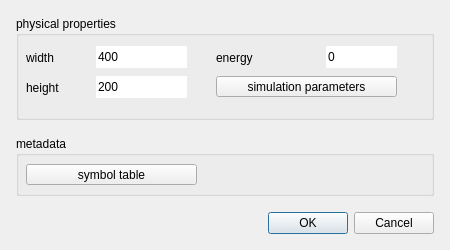
This is source/Gui/Dialogs/NewSimulationDialog.ui in chrxh/alien as Qt 5 draws it before an edit. The edited form follows.
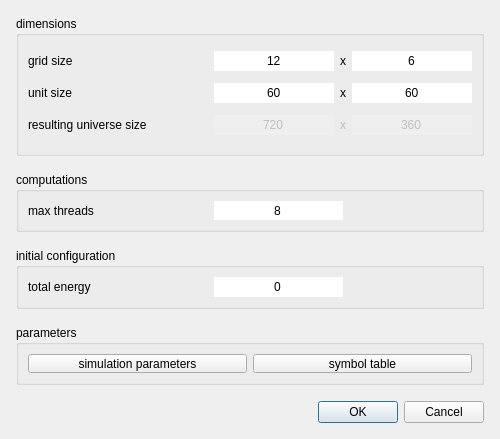
This is the edited form.

Commit message: redesigning new simulation dialog; renaming

```diff
--- a/source/Gui/Dialogs/NewSimulationDialog.ui
+++ b/source/Gui/Dialogs/NewSimulationDialog.ui
@@ -6,14 +6,14 @@
    <rect>
     <x>0</x>
     <y>0</y>
-    <width>450</width>
-    <height>250</height>
+    <width>500</width>
+    <height>439</height>
    </rect>
   </property>
   <property name="minimumSize">
    <size>
-    <width>450</width>
-    <height>250</height>
+    <width>500</width>
+    <height>0</height>
    </size>
   </property>
   <property name="windowTitle">
@@ -40,112 +40,167 @@
    </property>
    <item row="0" column="0">
     <widget class="QGroupBox" name="groupBox">
+     <property name="sizePolicy">
+      <sizepolicy hsizetype="Preferred" vsizetype="Minimum">
+       <horstretch>0</horstretch>
+       <verstretch>0</verstretch>
+      </sizepolicy>
+     </property>
+     <property name="minimumSize">
+      <size>
+       <width>0</width>
+       <height>140</height>
+      </size>
+     </property>
      <property name="title">
-      <string>physical properties</string>
+      <string>dimensions</string>
      </property>
-     <widget class="QLabel" name="label">
-      <property name="geometry">
-       <rect>
-        <x>10</x>
-        <y>34</y>
-        <width>71</width>
-        <height>16</height>
-       </rect>
-      </property>
-      <property name="text">
-       <string>width</string>
-      </property>
-     </widget>
-     <widget class="QLabel" name="label_2">
-      <property name="geometry">
-       <rect>
-        <x>10</x>
-        <y>64</y>
-        <width>71</width>
-        <height>16</height>
-       </rect>
-      </property>
-      <property name="text">
-       <string>height</string>
-      </property>
-     </widget>
-     <widget class="QLineEdit" name="sizeXEdit">
-      <property name="geometry">
-       <rect>
-        <x>80</x>
-        <y>30</y>
-        <width>91</width>
-        <height>22</height>
-       </rect>
-      </property>
-      <property name="text">
-       <string>400</string>
-      </property>
-      <property name="frame">
-       <bool>false</bool>
-      </property>
-     </widget>
-     <widget class="QLineEdit" name="sizeYEdit">
-      <property name="geometry">
-       <rect>
-        <x>80</x>
-        <y>60</y>
-        <width>91</width>
-        <height>22</height>
-       </rect>
-      </property>
-      <property name="text">
-       <string>200</string>
-      </property>
-      <property name="frame">
-       <bool>false</bool>
-      </property>
-     </widget>
-     <widget class="QPushButton" name="simulationParametersButton">
-      <property name="geometry">
-       <rect>
-        <x>200</x>
-        <y>60</y>
-        <width>181</width>
-        <height>21</height>
-       </rect>
-      </property>
-      <property name="text">
-       <string>simulation parameters</string>
-      </property>
-     </widget>
-     <widget class="QLabel" name="label_3">
-      <property name="geometry">
-       <rect>
-        <x>200</x>
-        <y>34</y>
-        <width>111</width>
-        <height>16</height>
-       </rect>
-      </property>
-      <property name="text">
-       <string>energy</string>
-      </property>
-     </widget>
-     <widget class="QLineEdit" name="energyEdit">
-      <property name="geometry">
-       <rect>
-        <x>310</x>
-        <y>30</y>
-        <width>71</width>
-        <height>22</height>
-       </rect>
-      </property>
-      <property name="text">
-       <string>0</string>
-      </property>
-      <property name="frame">
-       <bool>false</bool>
-      </property>
-     </widget>
+     <layout class="QGridLayout" name="gridLayout_2">
+      <item row="0" column="0">
+       <widget class="QLabel" name="label_4">
+        <property name="text">
+         <string>grid size</string>
+        </property>
+       </widget>
+      </item>
+      <item row="0" column="1">
+       <widget class="QLineEdit" name="sizeXEdit_2">
+        <property name="text">
+         <string>12</string>
+        </property>
+        <property name="frame">
+         <bool>false</bool>
+        </property>
+        <property name="alignment">
+         <set>Qt::AlignCenter</set>
+        </property>
+       </widget>
+      </item>
+      <item row="0" column="2">
+       <widget class="QLabel" name="label_5">
+        <property name="text">
+         <string>x</string>
+        </property>
+       </widget>
+      </item>
+      <item row="0" column="3">
+       <widget class="QLineEdit" name="sizeXEdit_3">
+        <property name="text">
+         <string>6</string>
+        </property>
+        <property name="frame">
+         <bool>false</bool>
+        </property>
+        <property name="alignment">
+         <set>Qt::AlignCenter</set>
+        </property>
+       </widget>
+      </item>
+      <item row="1" column="0">
+       <widget class="QLabel" name="label">
+        <property name="text">
+         <string>unit size</string>
+        </property>
+       </widget>
+      </item>
+      <item row="1" column="1">
+       <widget class="QLineEdit" name="sizeXEdit">
+        <property name="text">
+         <string>60</string>
+        </property>
+        <property name="frame">
+         <bool>false</bool>
+        </property>
+        <property name="alignment">
+         <set>Qt::AlignCenter</set>
+        </property>
+       </widget>
+      </item>
+      <item row="1" column="2">
+       <widget class="QLabel" name="label_2">
+        <property name="text">
+         <string>x</string>
+        </property>
+       </widget>
+      </item>
+      <item row="1" column="3">
+       <widget class="QLineEdit" name="sizeYEdit">
+        <property name="text">
+         <string>60</string>
+        </property>
+        <property name="frame">
+         <bool>false</bool>
+        </property>
+        <property name="alignment">
+         <set>Qt::AlignCenter</set>
+        </property>
+       </widget>
+      </item>
+      <item row="2" column="0">
+       <widget class="QLabel" name="label_7">
+        <property name="minimumSize">
+         <size>
+          <width>180</width>
+          <height>0</height>
+         </size>
+        </property>
+        <property name="text">
+         <string>resulting universe size</string>
+        </property>
+       </widget>
+      </item>
+      <item row="2" column="1">
+       <widget class="QLineEdit" name="sizeXEdit_5">
+        <property name="enabled">
+         <bool>false</bool>
+        </property>
+        <property name="text">
+         <string>720</string>
+        </property>
+        <property name="frame">
+         <bool>false</bool>
+        </property>
+        <property name="alignment">
+         <set>Qt::AlignCenter</set>
+        </property>
+        <property name="readOnly">
+         <bool>true</bool>
+        </property>
+       </widget>
+      </item>
+      <item row="2" column="2">
+       <widget class="QLabel" name="label_8">
+        <property name="enabled">
+         <bool>false</bool>
+        </property>
+        <property name="text">
+         <string>x</string>
+        </property>
+       </widget>
+      </item>
+      <item row="2" column="3">
+       <widget class="QLineEdit" name="sizeXEdit_6">
+        <property name="enabled">
+         <bool>false</bool>
+        </property>
+        <property name="text">
+         <string>360</string>
+        </property>
+        <property name="frame">
+         <bool>false</bool>
+        </property>
+        <property name="alignment">
+         <set>Qt::AlignCenter</set>
+        </property>
+        <property name="readOnly">
+         <bool>true</bool>
+        </property>
+       </widget>
+      </item>
+     </layout>
     </widget>
    </item>
-   <item row="1" column="0">
+   <item row="3" column="0">
     <widget class="QGroupBox" name="groupBox_2">
      <property name="minimumSize">
       <size>
@@ -160,24 +215,27 @@
       </size>
      </property>
      <property name="title">
-      <string>metadata</string>
+      <string>parameters</string>
      </property>
-     <widget class="QPushButton" name="symbolTableButton">
-      <property name="geometry">
-       <rect>
-        <x>10</x>
-        <y>28</y>
-        <width>171</width>
-        <height>21</height>
-       </rect>
-      </property>
-      <property name="text">
-       <string>symbol table</string>
-      </property>
-     </widget>
+     <layout class="QHBoxLayout" name="horizontalLayout_3">
+      <item>
+       <widget class="QPushButton" name="simulationParametersButton">
+        <property name="text">
+         <string>simulation parameters</string>
+        </property>
+       </widget>
+      </item>
+      <item>
+       <widget class="QPushButton" name="symbolTableButton">
+        <property name="text">
+         <string>symbol table</string>
+        </property>
+       </widget>
+      </item>
+     </layout>
     </widget>
    </item>
-   <item row="2" column="0">
+   <item row="4" column="0">
     <widget class="QDialogButtonBox" name="buttonBox">
      <property name="orientation">
       <enum>Qt::Horizontal</enum>
@@ -187,6 +245,120 @@
      </property>
     </widget>
    </item>
+   <item row="2" column="0">
+    <widget class="QGroupBox" name="groupBox_3">
+     <property name="minimumSize">
+      <size>
+       <width>0</width>
+       <height>60</height>
+      </size>
+     </property>
+     <property name="title">
+      <string>initial configuration</string>
+     </property>
+     <layout class="QHBoxLayout" name="horizontalLayout_2">
+      <item>
+       <widget class="QLabel" name="label_3">
+        <property name="minimumSize">
+         <size>
+          <width>180</width>
+          <height>0</height>
+         </size>
+        </property>
+        <property name="text">
+         <string>total energy</string>
+        </property>
+       </widget>
+      </item>
+      <item>
+       <widget class="QLineEdit" name="energyEdit">
+        <property name="text">
+         <string>0</string>
+        </property>
+        <property name="frame">
+         <bool>false</bool>
+        </property>
+        <property name="alignment">
+         <set>Qt::AlignCenter</set>
+        </property>
+       </widget>
+      </item>
+      <item>
+       <spacer name="horizontalSpacer_2">
+        <property name="orientation">
+         <enum>Qt::Horizontal</enum>
+        </property>
+        <property name="sizeHint" stdset="0">
+         <size>
+          <width>120</width>
+          <height>20</height>
+         </size>
+        </property>
+       </spacer>
+      </item>
+     </layout>
+    </widget>
+   </item>
+   <item row="1" column="0">
+    <widget class="QGroupBox" name="groupBox_4">
+     <property name="sizePolicy">
+      <sizepolicy hsizetype="Preferred" vsizetype="Minimum">
+       <horstretch>0</horstretch>
+       <verstretch>0</verstretch>
+      </sizepolicy>
+     </property>
+     <property name="minimumSize">
+      <size>
+       <width>0</width>
+       <height>60</height>
+      </size>
+     </property>
+     <property name="title">
+      <string>computations</string>
+     </property>
+     <layout class="QHBoxLayout" name="horizontalLayout">
+      <item>
+       <widget class="QLabel" name="label_6">
+        <property name="minimumSize">
+         <size>
+          <width>180</width>
+          <height>0</height>
+         </size>
+        </property>
+        <property name="text">
+         <string>max threads</string>
+        </property>
+       </widget>
+      </item>
+      <item>
+       <widget class="QLineEdit" name="sizeXEdit_4">
+        <property name="text">
+         <string>8</string>
+        </property>
+        <property name="frame">
+         <bool>false</bool>
+        </property>
+        <property name="alignment">
+         <set>Qt::AlignCenter</set>
+        </property>
+       </widget>
+      </item>
+      <item>
+       <spacer name="horizontalSpacer">
+        <property name="orientation">
+         <enum>Qt::Horizontal</enum>
+        </property>
+        <property name="sizeHint" stdset="0">
+         <size>
+          <width>120</width>
+          <height>20</height>
+         </size>
+        </property>
+       </spacer>
+      </item>
+     </layout>
+    </widget>
+   </item>
   </layout>
  </widget>
  <resources/>
```
Left out of the diff: 2 changed lines with no effect on the pictures. The commit also changes 13 other files.
